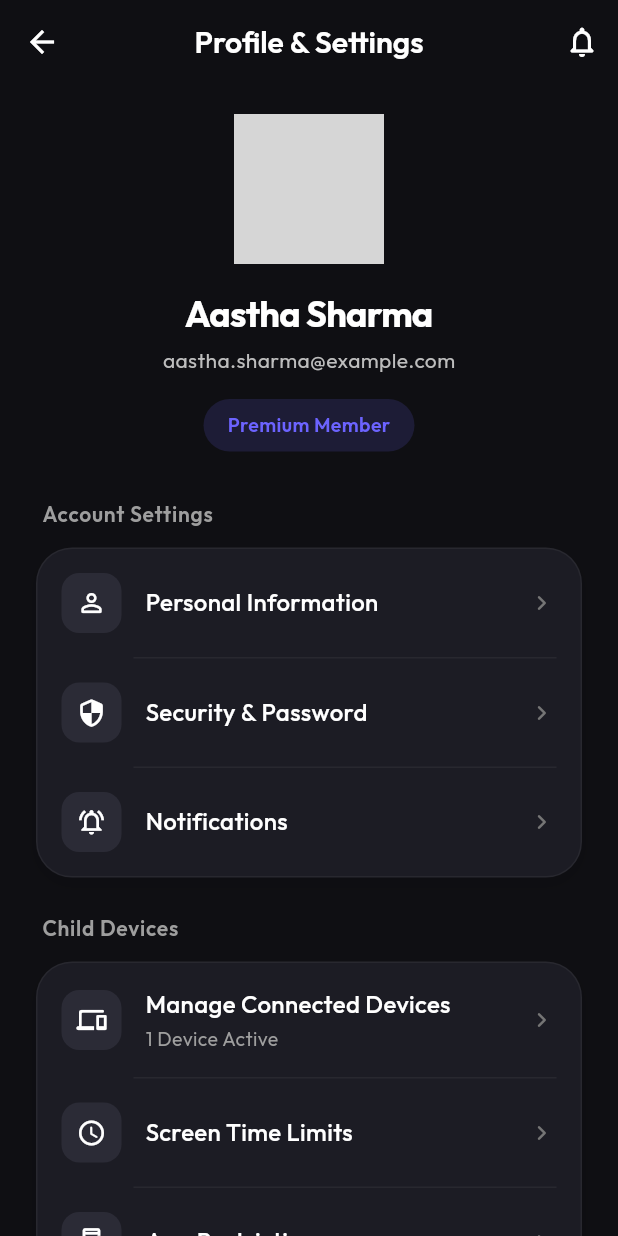
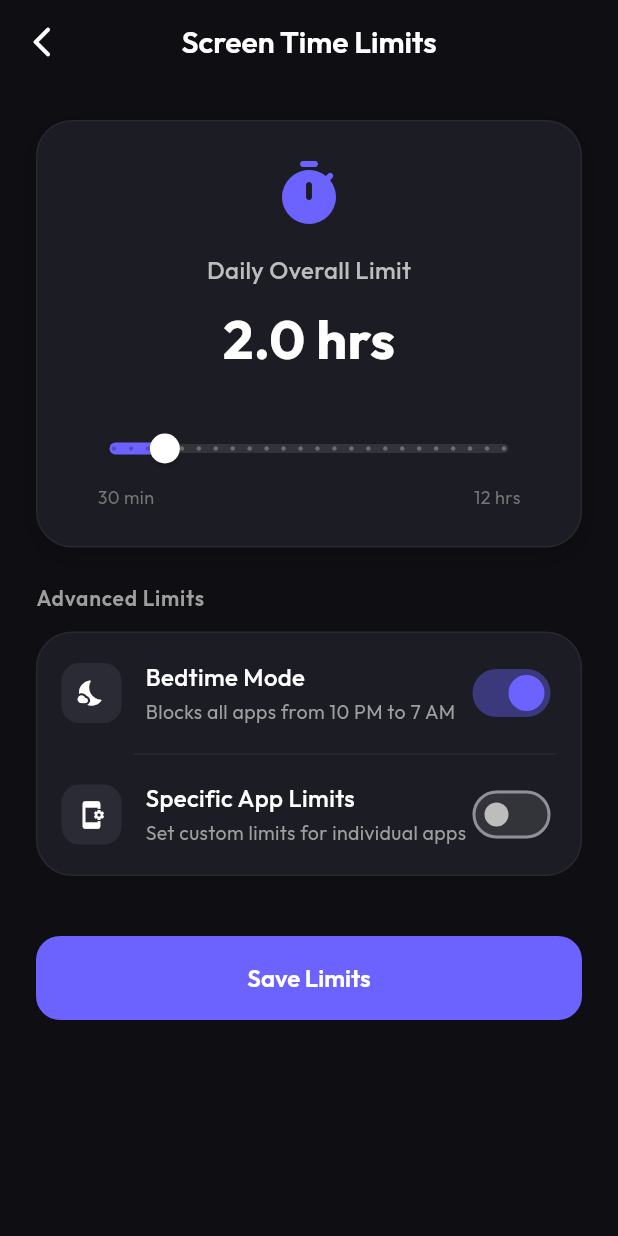
Before and after one commit to sujalraj00/parent_tinywiz, a Flutter app: the SettingScreen screen opened directly, after a tap on "Screen Time Limits", on a phone screen of 412 x 824 dp. Run offline on Flutter 3.47's test engine with Material 3 defaults, Android fonts, the phone set to English and light mode, and no system bars; our stand-ins replace equatable, flutter_bloc, google_fonts, image_picker, permission_handler, shared_preferences and 3 more; missing offline and left inert: audio_waveforms; accounts and stored records are empty; network calls fail; grey boxes are pictures that could not be loaded.

Commit message:
ui updated

```diff
--- /dev/null
+++ b/lib/screens/screen_time_screen.dart
@@ -0,0 +1,269 @@
+import 'package:flutter/material.dart';
+import 'package:google_fonts/google_fonts.dart';
+
+class ScreenTimeScreen extends StatefulWidget {
+  const ScreenTimeScreen({super.key});
+
+  @override
+  State<ScreenTimeScreen> createState() => _ScreenTimeScreenState();
+}
+
+class _ScreenTimeScreenState extends State<ScreenTimeScreen> {
+  double _dailyLimitHours = 2.0;
+  bool _bedtimeModeEnabled = true;
+  bool _appLimitsEnabled = false;
+
+  @override
+  Widget build(BuildContext context) {
+    return Scaffold(
+      backgroundColor: const Color(0xFF0F0F13),
+      appBar: AppBar(
+        title: Text(
+          'Screen Time Limits',
+          style: GoogleFonts.outfit(fontWeight: FontWeight.w600),
+        ),
+        elevation: 0,
+        backgroundColor: Colors.transparent,
+        leading: IconButton(
+          icon: const Icon(Icons.arrow_back_ios_new_rounded),
+          onPressed: () => Navigator.pop(context),
+        ),
+      ),
+      body: SingleChildScrollView(
+        physics: const BouncingScrollPhysics(),
+        padding: const EdgeInsets.all(24),
+        child: Column(
+          crossAxisAlignment: CrossAxisAlignment.start,
+          children: [
+            _buildDailyLimitCard(),
+            const SizedBox(height: 24),
+            _buildTogglesSection(),
+            const SizedBox(height: 40),
+            ElevatedButton(
+              onPressed: () {
+                ScaffoldMessenger.of(context).showSnackBar(
+                  SnackBar(
+                    content: Text(
+                      'Limits updated successfully!',
+                      style: GoogleFonts.outfit(),
+                    ),
+                    backgroundColor: const Color(0xFF6C63FF),
+                    behavior: SnackBarBehavior.floating,
+                    shape: RoundedRectangleBorder(
+                      borderRadius: BorderRadius.circular(10),
+                    ),
+                  ),
+                );
+              },
+              style: ElevatedButton.styleFrom(
+                backgroundColor: const Color(0xFF6C63FF),
+                foregroundColor: Colors.white,
+                elevation: 0,
+                minimumSize: const Size(double.infinity, 56),
+                shape: RoundedRectangleBorder(
+                  borderRadius: BorderRadius.circular(16),
+                ),
+              ),
+              child: Text(
+                'Save Limits',
+                style: GoogleFonts.outfit(
+                  fontSize: 16,
+                  fontWeight: FontWeight.w600,
+                ),
+              ),
+            ),
+          ],
+        ),
+      ),
+    );
+  }
+
+  Widget _buildDailyLimitCard() {
+    return Container(
+      padding: const EdgeInsets.all(24),
+      decoration: BoxDecoration(
+        color: const Color(0xFF1C1C24),
+        borderRadius: BorderRadius.circular(24),
+        border: Border.all(color: Colors.white.withOpacity(0.05)),
+        boxShadow: [
+          BoxShadow(
+            color: Colors.black.withOpacity(0.2),
+            blurRadius: 15,
+            offset: const Offset(0, 5),
+          ),
+        ],
+      ),
+      child: Column(
+        crossAxisAlignment: CrossAxisAlignment.center,
+        children: [
+          Icon(
+            Icons.timer_rounded,
+            color: const Color(0xFF6C63FF),
+            size: 48,
+          ),
+          const SizedBox(height: 16),
+          Text(
+            'Daily Overall Limit',
+            style: GoogleFonts.outfit(
+              color: Colors.grey[400],
+              fontSize: 16,
+              fontWeight: FontWeight.w500,
+            ),
+          ),
+          const SizedBox(height: 8),
+          Text(
+            '${_dailyLimitHours.toStringAsFixed(1)} hrs',
+            style: GoogleFonts.outfit(
+              color: Colors.white,
+              fontSize: 36,
+              fontWeight: FontWeight.bold,
+            ),
+          ),
+          const SizedBox(height: 24),
+          SliderTheme(
+            data: SliderThemeData(
+              activeTrackColor: const Color(0xFF6C63FF),
+              inactiveTrackColor: Colors.white.withOpacity(0.1),
+              thumbColor: Colors.white,
+              overlayColor: const Color(0xFF6C63FF).withOpacity(0.2),
+              trackHeight: 6,
+            ),
+            child: Slider(
+              value: _dailyLimitHours,
+              min: 0.5,
+              max: 12.0,
+              divisions: 23,
+              onChanged: (value) {
+                setState(() {
+                  _dailyLimitHours = value;
+                });
+              },
+            ),
+          ),
+          Padding(
+            padding: const EdgeInsets.symmetric(horizontal: 16),
+            child: Row(
+              mainAxisAlignment: MainAxisAlignment.spaceBetween,
+              children: [
+                Text('30 min', style: GoogleFonts.outfit(color: Colors.grey[600], fontSize: 12)),
+                Text('12 hrs', style: GoogleFonts.outfit(color: Colors.grey[600], fontSize: 12)),
+              ],
+            ),
+          ),
+        ],
+      ),
+    );
+  }
+
+  Widget _buildTogglesSection() {
+    return Column(
+      crossAxisAlignment: CrossAxisAlignment.start,
+      children: [
+        Text(
+          'Advanced Limits',
+          style: GoogleFonts.outfit(
+            color: Colors.grey[500],
+            fontSize: 14,
+            fontWeight: FontWeight.w600,
+            letterSpacing: 0.5,
+          ),
+        ),
+        const SizedBox(height: 12),
+        Container(
+          decoration: BoxDecoration(
+            color: const Color(0xFF1C1C24),
+            borderRadius: BorderRadius.circular(24),
+            border: Border.all(color: Colors.white.withOpacity(0.05)),
+          ),
+          child: Column(
+            children: [
+              _buildToggleRow(
+                title: 'Bedtime Mode',
+                subtitle: 'Blocks all apps from 10 PM to 7 AM',
+                icon: Icons.nights_stay_rounded,
+                value: _bedtimeModeEnabled,
+                onChanged: (val) => setState(() => _bedtimeModeEnabled = val),
+              ),
+              Divider(
+                height: 1,
+                thickness: 1,
+                color: Colors.white.withOpacity(0.05),
+                indent: 64,
+                endIndent: 16,
+              ),
+              _buildToggleRow(
+                title: 'Specific App Limits',
+                subtitle: 'Set custom limits for individual apps',
+                icon: Icons.app_settings_alt_rounded,
+                value: _appLimitsEnabled,
+                onChanged: (val) => setState(() => _appLimitsEnabled = val),
+                isLast: true,
+              ),
+            ],
+          ),
+        ),
+      ],
+    );
+  }
+
+  Widget _buildToggleRow({
+    required String title,
+    required String subtitle,
+    required IconData icon,
+    required bool value,
+    required Function(bool) onChanged,
+    bool isLast = false,
+  }) {
+    return Padding(
+      padding: const EdgeInsets.all(16.0),
+      child: Row(
+        children: [
+          Container(
+            padding: const EdgeInsets.all(10),
+            decoration: BoxDecoration(
+              color: const Color(0xFF2B2B36),
+              borderRadius: BorderRadius.circular(12),
+            ),
+            child: Icon(
+              icon,
+              color: Colors.white,
+              size: 20,
+            ),
+          ),
+          const SizedBox(width: 16),
+          Expanded(
+            child: Column(
+              crossAxisAlignment: CrossAxisAlignment.start,
+              children: [
+                Text(
+                  title,
+                  style: GoogleFonts.outfit(
+                    color: Colors.white,
+                    fontSize: 16,
+                    fontWeight: FontWeight.w500,
+                  ),
+                ),
+                const SizedBox(height: 2),
+                Text(
+                  subtitle,
+                  style: GoogleFonts.outfit(
+                    color: Colors.grey[500],
+                    fontSize: 13,
+                  ),
+                ),
+              ],
+            ),
+          ),
+          Switch(
+            value: value,
+            onChanged: onChanged,
+            activeColor: const Color(0xFF6C63FF),
+            activeTrackColor: const Color(0xFF6C63FF).withOpacity(0.4),
+            inactiveThumbColor: Colors.grey[400],
+            inactiveTrackColor: Colors.white.withOpacity(0.1),
+          ),
+        ],
+      ),
+    );
+  }
+}
--- a/lib/screens/setting_screen.dart
+++ b/lib/screens/setting_screen.dart
@@ -1,5 +1,7 @@
 import 'package:flutter/material.dart';
 import 'package:google_fonts/google_fonts.dart';
+import 'personal_info_screen.dart';
+import 'screen_time_screen.dart';
 
 class SettingScreen extends StatelessWidget {
   const SettingScreen({super.key});
@@ -32,7 +34,12 @@ class SettingScreen extends StatelessWidget {
                 _SettingsItem(
                   icon: Icons.person_outline_rounded,
                   title: 'Personal Information',
-                  onTap: () {},
+                  onTap: () {
+                    Navigator.push(
+                      context,
+                      MaterialPageRoute(builder: (context) => const PersonalInfoScreen()),
+                    );
+                  },
                 ),
                 _SettingsItem(
                   icon: Icons.security_rounded,
@@ -59,7 +66,12 @@ class SettingScreen extends StatelessWidget {
                 _SettingsItem(
                   icon: Icons.schedule_rounded,
                   title: 'Screen Time Limits',
-                  onTap: () {},
+                  onTap: () {
+                    Navigator.push(
+                      context,
+                      MaterialPageRoute(builder: (context) => const ScreenTimeScreen()),
+                    );
+                  },
                 ),
                 _SettingsItem(
                   icon: Icons.app_blocking_outlined,
```
Also changed, not shown: lib/screens/personal_info_screen.dart (added, +200 -0 lines).
